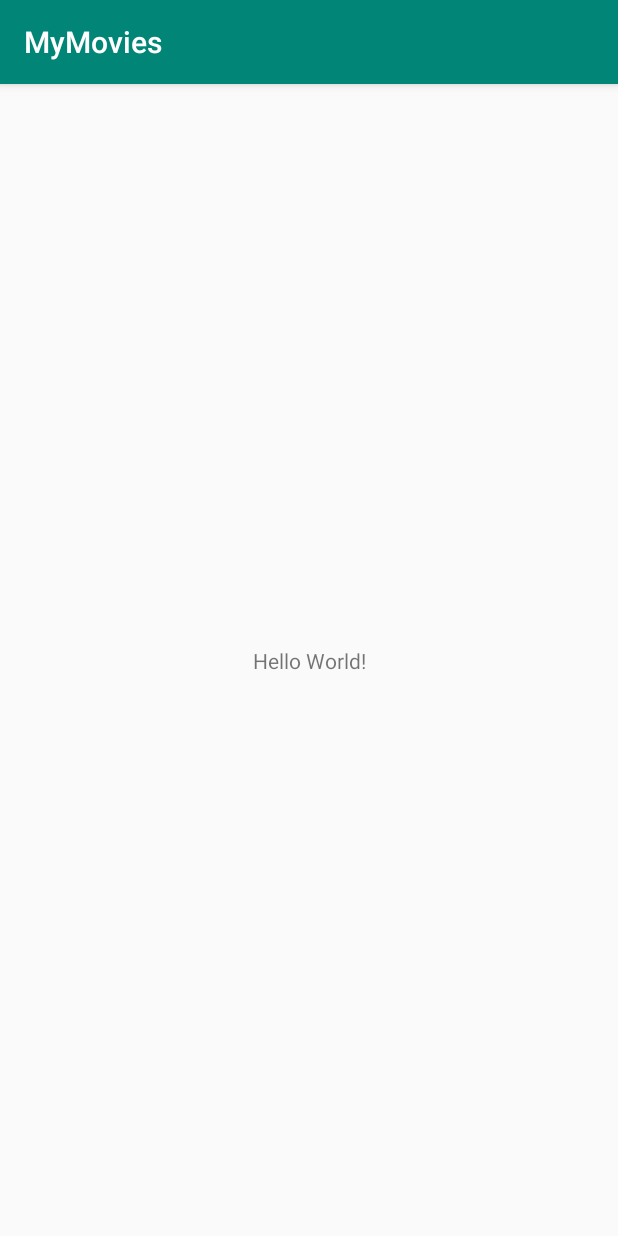
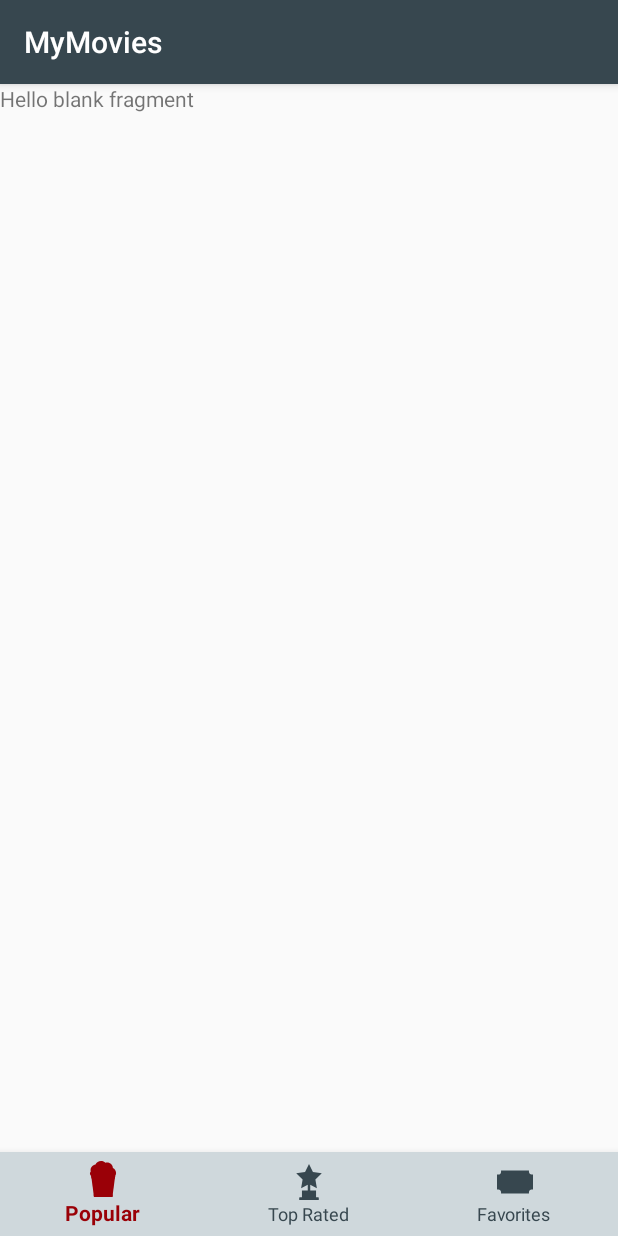
Before and after one commit to larissayasin/MyMovies, an Android app: the screen it shows after launch (HomeActivity), on a phone screen of 412 x 824 dp. Run offline under Robolectric (Android 15) with nearby library versions, the phone set to English and light mode, and no system bars; our stand-ins replace RxJava; libraries missing offline, so code that uses them is left out: com.bumptech.glide; 1 statement that could not run was skipped.

Commit message:
setup bottom menu

```diff
--- a/app/build.gradle
+++ b/app/build.gradle
@@ -30,10 +30,11 @@ dependencies {
     def paging_version = "2.1.0"
 
     implementation fileTree(dir: 'libs', include: ['*.jar'])
-    implementation"org.jetbrains.kotlin:kotlin-stdlib-jdk7:$kotlin_version"
+    implementation "org.jetbrains.kotlin:kotlin-stdlib-jdk7:$kotlin_version"
     implementation 'androidx.appcompat:appcompat:1.0.2'
     implementation 'androidx.core:core-ktx:1.0.2'
     implementation 'androidx.constraintlayout:constraintlayout:1.1.3'
+    implementation 'androidx.legacy:legacy-support-v4:1.0.0'
     testImplementation 'junit:junit:4.12'
     androidTestImplementation 'androidx.test:runner:1.2.0'
     androidTestImplementation 'androidx.test.espresso:espresso-core:3.2.0'
@@ -64,4 +65,5 @@ dependencies {
     annotationProcessor "androidx.lifecycle:lifecycle-compiler:$androidArchitectureVersion"
     testImplementation "androidx.arch.core:core-testing:$androidArchitectureVersion"
     implementation "androidx.lifecycle:lifecycle-extensions:$androidArchitectureVersion"
+    implementation 'com.google.android.material:material:1.0.0'
 }
--- a/app/src/main/AndroidManifest.xml
+++ b/app/src/main/AndroidManifest.xml
@@ -11,7 +11,8 @@
             android:supportsRtl="true"
             android:name=".MovieApplication"
             android:theme="@style/AppTheme">
-        <activity android:name=".view.HomeActivity">
+        <activity android:name=".view.HomeActivity"
+                  android:launchMode="singleTop">
             <intent-filter>
                 <action android:name="android.intent.action.MAIN"/>
 
--- a/app/src/main/java/com/lyasin/mymovies/di/app_module.kt
+++ b/app/src/main/java/com/lyasin/mymovies/di/app_module.kt
@@ -1,13 +1,17 @@
 package com.lyasin.mymovies.di
 
 import com.lyasin.mymovies.repository.*
+import com.lyasin.mymovies.viewmodel.FavoriteMovieViewModel
 import com.lyasin.mymovies.viewmodel.PopularMovieViewModel
+import com.lyasin.mymovies.viewmodel.TopRatedMovieViewModel
 import org.koin.android.viewmodel.dsl.viewModel
 import org.koin.dsl.module
 
 val movieModule = module {
 
-    viewModel { PopularMovieViewModel(get(), get()) }
+    viewModel { PopularMovieViewModel(get()) }
+    viewModel { TopRatedMovieViewModel(get()) }
+    viewModel { FavoriteMovieViewModel(get()) }
 
     single<MovieRepository>(createdAtStart = true) { MovieRepositoryImpl(get()) }
     single<FavoriteRepository>(createdAtStart = true) { FavoriteRepositoryImpl() }
--- a/app/src/main/java/com/lyasin/mymovies/view/HomeActivity.kt
+++ b/app/src/main/java/com/lyasin/mymovies/view/HomeActivity.kt
@@ -2,12 +2,46 @@ package com.lyasin.mymovies.view
 
 import android.os.Bundle
 import androidx.appcompat.app.AppCompatActivity
+import androidx.fragment.app.Fragment
 import com.lyasin.mymovies.R
+import kotlinx.android.synthetic.main.activity_main.*
 
-class HomeActivity : AppCompatActivity() {
+
+class HomeActivity : AppCompatActivity(){
+
+    val fragment1: Fragment = PopularFragment()
+    val fragment2: Fragment = TopRatedFragment()
+    val fm = supportFragmentManager
+    var active = fragment1
 
     override fun onCreate(savedInstanceState: Bundle?) {
         super.onCreate(savedInstanceState)
         setContentView(R.layout.activity_main)
+
+        main_bottom_menu.setOnNavigationItemSelectedListener {
+            item ->
+            when (item.itemId) {
+                R.id.item_popular -> {
+                    supportActionBar?.title = ""
+                    fm.beginTransaction().hide(active).show(fragment1).commit()
+                    active = fragment1
+                }
+                R.id.item_top_rated -> {
+                    supportActionBar?.title = ""
+                    fm.beginTransaction().hide(active).show(fragment2).commit()
+                    active = fragment2
+                }
+                R.id.item_favorites -> {
+                }
+            }
+            true
+        }
+
+        //fm.beginTransaction().add(R.id.main_frame, fragment3, "3").hide(fragment3).commit();
+        fm.beginTransaction().add(R.id.main_frame, fragment2, "2").hide(fragment2).commit()
+        fm.beginTransaction().add(R.id.main_frame,fragment1, "1").commit()
+
+      //  main_bottom_menu.itemIconTintList = null
     }
+
 }
--- /dev/null
+++ b/app/src/main/java/com/lyasin/mymovies/view/PopularFragment.kt
@@ -0,0 +1,22 @@
+package com.lyasin.mymovies.view
+
+
+import android.os.Bundle
+import android.view.LayoutInflater
+import android.view.View
+import android.view.ViewGroup
+import androidx.fragment.app.Fragment
+import com.lyasin.mymovies.R
+
+class PopularFragment : Fragment() {
+
+    override fun onCreateView(
+        inflater: LayoutInflater, container: ViewGroup?,
+        savedInstanceState: Bundle?
+    ): View? {
+        // Inflate the layout for this fragment
+        return inflater.inflate(R.layout.fragment_popular, container, false)
+    }
+
+
+}
--- /dev/null
+++ b/app/src/main/java/com/lyasin/mymovies/view/TopRatedFragment.kt
@@ -0,0 +1,31 @@
+package com.lyasin.mymovies.view
+
+
+import android.os.Bundle
+import android.view.LayoutInflater
+import android.view.View
+import android.view.ViewGroup
+import androidx.fragment.app.Fragment
+import com.lyasin.mymovies.R
+
+// TODO: Rename parameter arguments, choose names that match
+// the fragment initialization parameters, e.g. ARG_ITEM_NUMBER
+private const val ARG_PARAM1 = "param1"
+private const val ARG_PARAM2 = "param2"
+
+/**
+ * A simple [Fragment] subclass.
+ *
+ */
+class TopRatedFragment : Fragment() {
+
+    override fun onCreateView(
+        inflater: LayoutInflater, container: ViewGroup?,
+        savedInstanceState: Bundle?
+    ): View? {
+        // Inflate the layout for this fragment
+        return inflater.inflate(R.layout.fragment_top_rated, container, false)
+    }
+
+
+}
--- /dev/null
+++ b/app/src/main/res/color/bottom_nav_text_color.xml
@@ -0,0 +1,5 @@
+<?xml version="1.0" encoding="utf-8"?>
+<selector xmlns:android="http://schemas.android.com/apk/res/android">
+    <item android:state_checked="true" android:color="@color/colorAccent" />
+    <item android:state_checked="false" android:color="@color/colorPrimary"/>
+</selector>
--- /dev/null
+++ b/app/src/main/res/drawable/ic_award.xml
@@ -0,0 +1,8 @@
+<vector android:height="24dp" android:viewportHeight="512"
+    android:viewportWidth="512" android:width="24dp" xmlns:android="http://schemas.android.com/apk/res/android">
+    <path android:fillColor="#FFDA44" android:pathData="M143.668,345.72l94.632,-49.751l0,98.03l35.401,0l0,-98.03l94.631,49.751l-21.454,-125.083l90.879,-88.583l-125.591,-18.25l-56.165,-113.804l-56.167,113.804l-125.591,18.25l90.879,88.583z"/>
+    <path android:fillColor="#FF9811" android:pathData="M188.354,169.131l46.743,-6.793l20.904,-42.354l20.903,42.354l46.742,6.793l-33.823,32.97l7.984,46.552l-41.806,-21.98l-41.807,21.98l7.984,-46.552z"/>
+    <path android:fillColor="#FF9811" android:pathData="M356.302,476.6l0,-100.301l-200.602,0l0,100.301l-35.401,0l0,35.4l271.403,0l0,-35.4z"/>
+    <path android:fillColor="#A2001D" android:pathData="M120.303,476.595h271.403v35.4h-271.403z"/>
+    <path android:fillColor="#FFDA44" android:pathData="M220.604,441.195h70.801v35.4h-70.801z"/>
+</vector>
--- /dev/null
+++ b/app/src/main/res/drawable/ic_popcorn.xml
@@ -0,0 +1,13 @@
+<vector android:height="24dp" android:viewportHeight="512"
+    android:viewportWidth="512" android:width="24dp" xmlns:android="http://schemas.android.com/apk/res/android">
+    <path android:fillColor="#FFF0B4" android:pathData="M427.101,217.57c9.305,-12.965 14.792,-28.855 14.792,-46.034c0,-31.624 -18.565,-58.903 -45.387,-71.563c0.109,-0.479 0.218,-0.952 0.324,-1.44c-1.779,-43.24 -37.513,-77.871 -81.182,-77.871c-9.22,0 -18.273,1.589 -26.8,4.58c-2.21,-2.21 -4.542,-4.303 -6.99,-6.266C266.601,6.739 247.414,0 227.831,0c-34.798,0 -64.86,20.675 -78.543,50.386c-39.431,5.553 -69.863,39.516 -69.863,80.456c0,6.59 0.83,13.117 2.4,19.441c-7.253,7.581 -11.718,17.853 -11.718,29.173c0,16.819 9.841,31.329 24.072,38.116h332.921V217.57z"/>
+    <path android:fillColor="#FFFFFF" android:pathData="M171.923,133.247m-17.38,0a17.38,17.38 0,1 1,34.76 0a17.38,17.38 0,1 1,-34.76 0"/>
+    <path android:fillColor="#FFFFFF" android:pathData="M253.03,168.007m-17.38,0a17.38,17.38 0,1 1,34.76 0a17.38,17.38 0,1 1,-34.76 0"/>
+    <path android:fillColor="#FFFFFF" android:pathData="M310.963,110.073m-17.38,0a17.38,17.38 0,1 1,34.76 0a17.38,17.38 0,1 1,-34.76 0"/>
+    <path android:fillColor="#D80027" android:pathData="M88.369,214.353l39.356,297.647l262.2,0l39.357,-297.647z"/>
+    <path android:fillColor="#FF9811" android:pathData="M204.366,233.402h110.456v264.176h-110.456z"/>
+    <path android:fillColor="#FFFFFF" android:pathData="M235.14,492.947l-20.4,-253.981l-34.648,2.784l20.176,251.197z"/>
+    <path android:fillColor="#FFFFFF" android:pathData="M316.999,492.947l20.176,-251.197l-34.649,-2.784l-20.401,253.981z"/>
+    <path android:fillColor="#A2001D" android:pathData="M92.88,248.468l331.891,0l4.511,-34.115l-340.913,0z"/>
+    <path android:fillColor="#A2001D" android:pathData="M123.129,477.24l4.596,34.76l262.2,0l4.597,-34.76z"/>
+</vector>
--- /dev/null
+++ b/app/src/main/res/drawable/ic_ticket.xml
@@ -0,0 +1,10 @@
+<vector android:height="24dp" android:viewportHeight="512"
+    android:viewportWidth="512" android:width="24dp" xmlns:android="http://schemas.android.com/apk/res/android">
+    <path android:fillColor="#D80027" android:pathData="M492.8,150.4c-21.174,0 -38.4,-17.226 -38.4,-38.4V92.8H57.6V112c0,21.174 -17.226,38.4 -38.4,38.4H0v211.2h19.2c21.174,0 38.4,17.226 38.4,38.4v19.2h396.8V400c0,-21.174 17.226,-38.4 38.4,-38.4H512V150.4H492.8z"/>
+    <path android:fillColor="#A2001D" android:pathData="M89.6,128h332.8v256h-332.8z"/>
+    <path android:fillColor="#FFDA44" android:pathData="M321.958,357.499l-65.958,-34.677l-65.957,34.677l12.598,-73.445l-53.364,-52.017l73.744,-10.712l32.979,-66.824l32.979,66.824l73.744,10.712l-53.362,52.017z"/>
+    <path android:fillColor="#FFFFFF" android:pathData="M25.6,198.4h25.6v38.4h-25.6z"/>
+    <path android:fillColor="#FFFFFF" android:pathData="M25.6,275.2h25.6v38.4h-25.6z"/>
+    <path android:fillColor="#FFFFFF" android:pathData="M460.8,198.4h25.6v38.4h-25.6z"/>
+    <path android:fillColor="#FFFFFF" android:pathData="M460.8,275.2h25.6v38.4h-25.6z"/>
+</vector>
--- a/app/src/main/res/layout/activity_main.xml
+++ b/app/src/main/res/layout/activity_main.xml
@@ -1,19 +1,31 @@
 <?xml version="1.0" encoding="utf-8"?>
-<androidx.constraintlayout.widget.ConstraintLayout
+<androidx.coordinatorlayout.widget.CoordinatorLayout
         xmlns:android="http://schemas.android.com/apk/res/android"
         xmlns:tools="http://schemas.android.com/tools"
         xmlns:app="http://schemas.android.com/apk/res-auto"
         android:layout_width="match_parent"
-        android:layout_height="match_parent"
-        tools:context=".view.HomeActivity">
+        android:layout_height="match_parent">
+    <androidx.constraintlayout.widget.ConstraintLayout
+            android:layout_width="match_parent"
+            android:layout_height="match_parent"
+            tools:context=".view.HomeActivity">
+        <FrameLayout
+                android:layout_width="0dp"
+                android:layout_height="0dp"
+                app:layout_constraintStart_toStartOf="parent"
+                app:layout_constraintEnd_toEndOf="parent" app:layout_constraintTop_toTopOf="parent"
+                app:layout_constraintBottom_toTopOf="@+id/main_bottom_menu" android:id="@+id/main_frame">
 
-    <TextView
-            android:layout_width="wrap_content"
-            android:layout_height="wrap_content"
-            android:text="Hello World!"
-            app:layout_constraintBottom_toBottomOf="parent"
-            app:layout_constraintLeft_toLeftOf="parent"
-            app:layout_constraintRight_toRightOf="parent"
-            app:layout_constraintTop_toTopOf="parent"/>
-
-</androidx.constraintlayout.widget.ConstraintLayout>
+        </FrameLayout>
+        <com.google.android.material.bottomnavigation.BottomNavigationView
+                android:id="@+id/main_bottom_menu"
+                android:layout_width="0dp"
+                android:layout_height="wrap_content"
+                app:menu="@menu/bottom_menu"
+                app:itemTextColor="@color/bottom_nav_text_color"
+                app:itemIconTint="@color/bottom_nav_text_color"
+                android:background="@color/geyser"
+                app:layout_constraintBottom_toBottomOf="parent" app:layout_constraintStart_toStartOf="parent"
+                app:layout_constraintEnd_toEndOf="parent"/>
+    </androidx.constraintlayout.widget.ConstraintLayout>
+</androidx.coordinatorlayout.widget.CoordinatorLayout>
--- /dev/null
+++ b/app/src/main/res/layout/fragment_popular.xml
@@ -0,0 +1,14 @@
+<?xml version="1.0" encoding="utf-8"?>
+<FrameLayout xmlns:android="http://schemas.android.com/apk/res/android"
+             xmlns:tools="http://schemas.android.com/tools"
+             android:layout_width="match_parent"
+             android:layout_height="match_parent"
+             tools:context=".view.PopularFragment">
+
+    <!-- TODO: Update blank fragment layout -->
+    <TextView
+            android:layout_width="match_parent"
+            android:layout_height="match_parent"
+            android:text="@string/hello_blank_fragment"/>
+
+</FrameLayout>
--- /dev/null
+++ b/app/src/main/res/layout/fragment_top_rated.xml
@@ -0,0 +1,10 @@
+<?xml version="1.0" encoding="utf-8"?>
+<FrameLayout xmlns:android="http://schemas.android.com/apk/res/android"
+             xmlns:app="http://schemas.android.com/apk/res-auto" xmlns:tools="http://schemas.android.com/tools"
+             android:layout_width="match_parent"
+             android:layout_height="match_parent"
+             tools:context=".view.TopRatedFragment">
+    <ImageView
+            android:layout_width="wrap_content"
+            android:layout_height="wrap_content" tools:src="@tools:sample/avatars" android:id="@+id/imageView"/>
+</FrameLayout>
--- /dev/null
+++ b/app/src/main/res/menu/bottom_menu.xml
@@ -0,0 +1,22 @@
+<?xml version="1.0" encoding="utf-8"?>
+<menu xmlns:android="http://schemas.android.com/apk/res/android">
+
+    <item
+            android:id="@+id/item_popular"
+            android:title="@string/popular"
+            android:enabled="true"
+            android:icon="@drawable/ic_popcorn"
+        />
+    <item
+            android:id="@+id/item_top_rated"
+            android:title="@string/top_rated"
+            android:enabled="true"
+            android:icon="@drawable/ic_award"
+    />
+    <item
+            android:id="@+id/item_favorites"
+            android:title="@string/favorites"
+            android:enabled="true"
+            android:icon="@drawable/ic_ticket"
+    />
+</menu>
--- a/app/src/main/res/values/colors.xml
+++ b/app/src/main/res/values/colors.xml
@@ -1,6 +1,8 @@
 <?xml version="1.0" encoding="utf-8"?>
 <resources>
-    <color name="colorPrimary">#008577</color>
-    <color name="colorPrimaryDark">#00574B</color>
-    <color name="colorAccent">#D81B60</color>
+    <color name="colorPrimary">#37474f</color>
+    <color name="colorPrimaryDark">#102027</color>
+    <color name="colorAccent">#9a0007</color>
+
+    <color name="geyser">#cfd8dc</color>
 </resources>
--- a/app/src/main/res/values/strings.xml
+++ b/app/src/main/res/values/strings.xml
@@ -1,3 +1,9 @@
 <resources>
     <string name="app_name">MyMovies</string>
+    <string name="popular">Popular</string>
+    <string name="top_rated">Top Rated</string>
+    <string name="favorites">Favorites</string>
+
+    <!-- TODO: Remove or change this placeholder text -->
+    <string name="hello_blank_fragment">Hello blank fragment</string>
 </resources>
```
